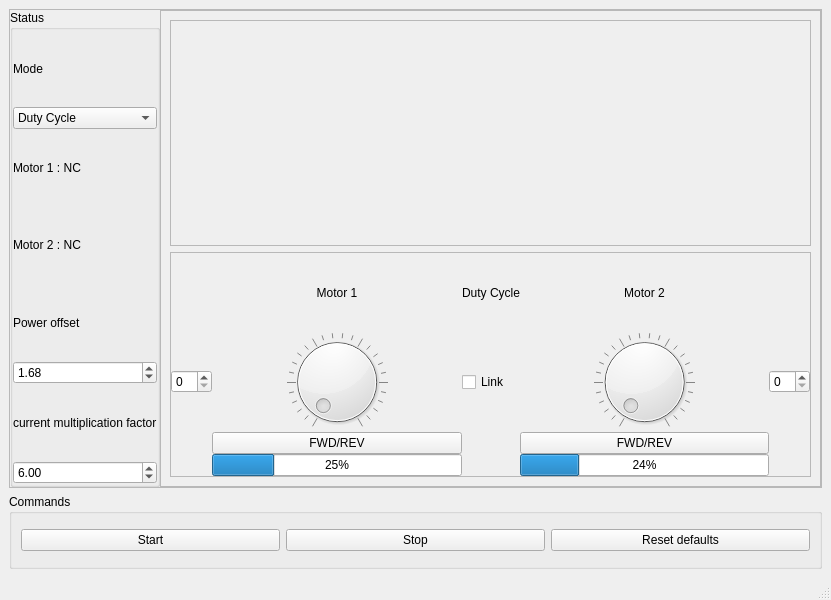
Qt form GUI Files/Main_Window.ui (newmanjoel/UDrive) before a commit.
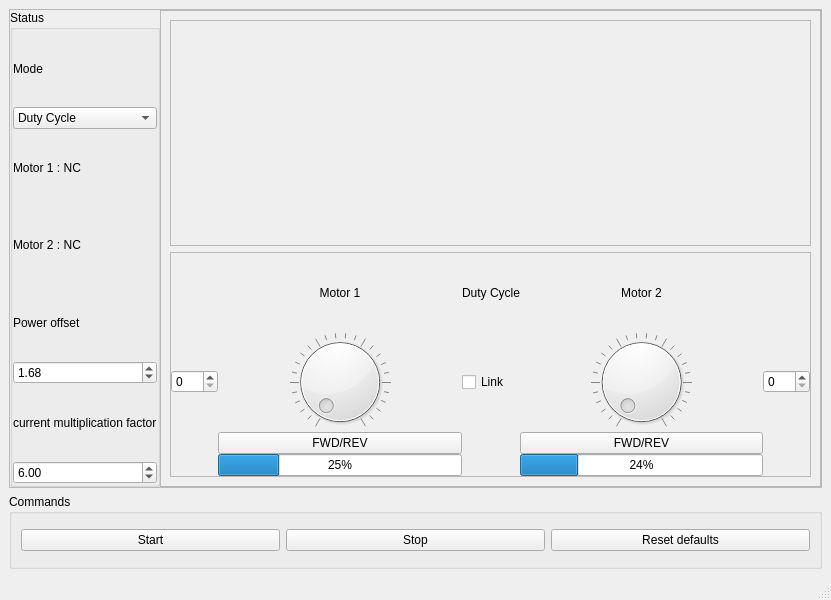
The same form after that commit. Custom widgets are drawn as their Qt base class.

What changed in the file:
```diff
--- a/GUI Files/Main_Window.ui
+++ b/GUI Files/Main_Window.ui
@@ -184,6 +184,9 @@
              </property>
              <item row="1" column="1">
               <widget class="QDial" name="motor_1_dial">
+               <property name="maximum">
+                <number>100</number>
+               </property>
                <property name="notchesVisible">
                 <bool>true</bool>
                </property>
@@ -201,16 +204,27 @@
              </item>
              <item row="1" column="3">
               <widget class="QDial" name="motor_2_dial">
+               <property name="maximum">
+                <number>100</number>
+               </property>
                <property name="notchesVisible">
                 <bool>true</bool>
                </property>
               </widget>
              </item>
              <item row="1" column="0">
-              <widget class="QSpinBox" name="motor_1_spinner"/>
+              <widget class="QSpinBox" name="motor_1_spinner">
+               <property name="maximum">
+                <number>100</number>
+               </property>
+              </widget>
              </item>
              <item row="1" column="4">
-              <widget class="QSpinBox" name="motor_2_spinner"/>
+              <widget class="QSpinBox" name="motor_2_spinner">
+               <property name="maximum">
+                <number>100</number>
+               </property>
+              </widget>
              </item>
              <item row="2" column="1">
               <widget class="QPushButton" name="motor_1_fwd_rev">
```
